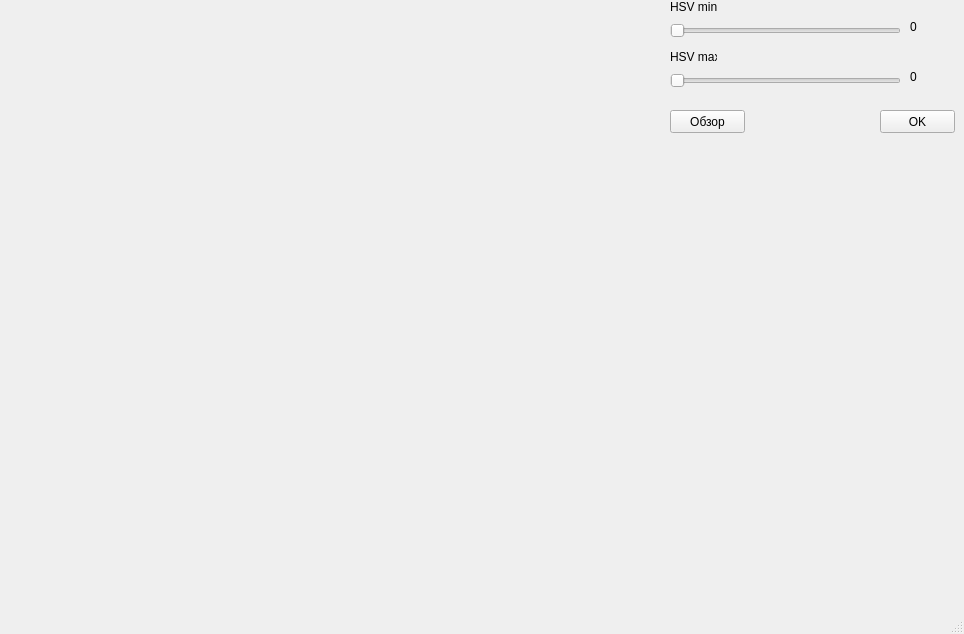
This is gui.ui in DrZugrik/Open-Spectrum as Qt 5 draws it before an edit. The edited form follows.
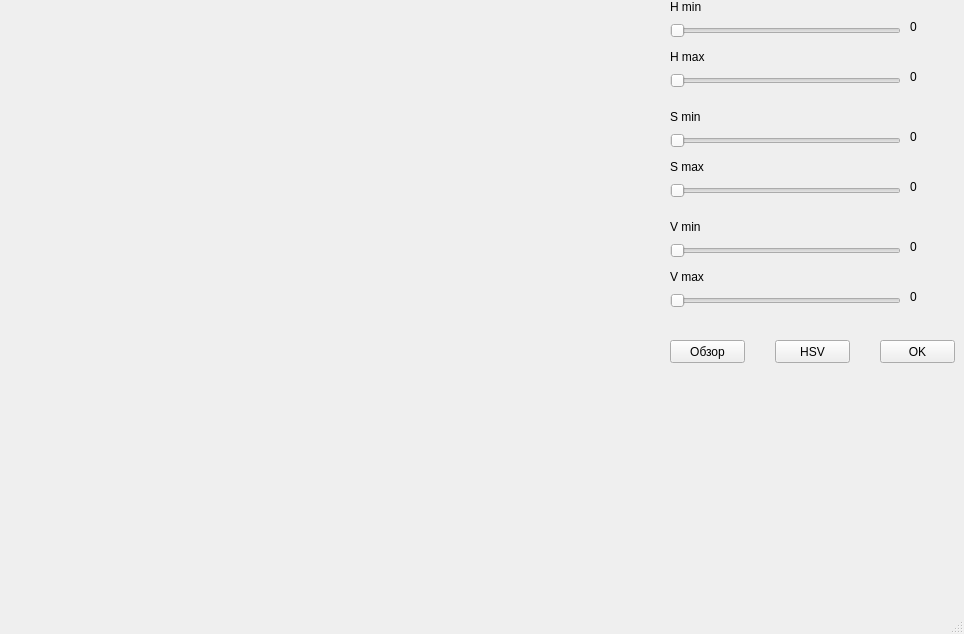
This is the edited form.

Commit message: Read values from sliders

The edit to the form file:
```diff
--- a/gui.ui
+++ b/gui.ui
@@ -27,7 +27,7 @@
     <property name="geometry">
      <rect>
       <x>670</x>
-      <y>110</y>
+      <y>340</y>
       <width>75</width>
       <height>23</height>
      </rect>
@@ -85,7 +85,7 @@
     <property name="geometry">
      <rect>
       <x>880</x>
-      <y>110</y>
+      <y>340</y>
       <width>75</width>
       <height>23</height>
      </rect>
@@ -149,7 +149,7 @@
      </rect>
     </property>
     <property name="text">
-     <string>HSV min</string>
+     <string>H min</string>
     </property>
    </widget>
    <widget class="QLabel" name="label_6">
@@ -162,7 +162,176 @@
      </rect>
     </property>
     <property name="text">
-     <string>HSV max</string>
+     <string>H max</string>
+    </property>
+   </widget>
+   <widget class="QSlider" name="horizontalSlider_3">
+    <property name="geometry">
+     <rect>
+      <x>670</x>
+      <y>130</y>
+      <width>231</width>
+      <height>22</height>
+     </rect>
+    </property>
+    <property name="orientation">
+     <enum>Qt::Horizontal</enum>
+    </property>
+   </widget>
+   <widget class="QLabel" name="label_7">
+    <property name="geometry">
+     <rect>
+      <x>670</x>
+      <y>160</y>
+      <width>47</width>
+      <height>13</height>
+     </rect>
+    </property>
+    <property name="text">
+     <string>S max</string>
+    </property>
+   </widget>
+   <widget class="QLabel" name="label_8">
+    <property name="geometry">
+     <rect>
+      <x>910</x>
+      <y>180</y>
+      <width>47</width>
+      <height>13</height>
+     </rect>
+    </property>
+    <property name="text">
+     <string>0</string>
+    </property>
+   </widget>
+   <widget class="QLabel" name="label_9">
+    <property name="geometry">
+     <rect>
+      <x>670</x>
+      <y>110</y>
+      <width>47</width>
+      <height>13</height>
+     </rect>
+    </property>
+    <property name="text">
+     <string>S min</string>
+    </property>
+   </widget>
+   <widget class="QSlider" name="horizontalSlider_4">
+    <property name="geometry">
+     <rect>
+      <x>670</x>
+      <y>180</y>
+      <width>231</width>
+      <height>22</height>
+     </rect>
+    </property>
+    <property name="orientation">
+     <enum>Qt::Horizontal</enum>
+    </property>
+   </widget>
+   <widget class="QLabel" name="label_10">
+    <property name="geometry">
+     <rect>
+      <x>910</x>
+      <y>130</y>
+      <width>47</width>
+      <height>13</height>
+     </rect>
+    </property>
+    <property name="text">
+     <string>0</string>
+    </property>
+   </widget>
+   <widget class="QSlider" name="horizontalSlider_6">
+    <property name="geometry">
+     <rect>
+      <x>670</x>
+      <y>290</y>
+      <width>231</width>
+      <height>22</height>
+     </rect>
+    </property>
+    <property name="orientation">
+     <enum>Qt::Horizontal</enum>
+    </property>
+   </widget>
+   <widget class="QLabel" name="label_11">
+    <property name="geometry">
+     <rect>
+      <x>910</x>
+      <y>240</y>
+      <width>47</width>
+      <height>13</height>
+     </rect>
+    </property>
+    <property name="text">
+     <string>0</string>
+    </property>
+   </widget>
+   <widget class="QSlider" name="horizontalSlider_5">
+    <property name="geometry">
+     <rect>
+      <x>670</x>
+      <y>240</y>
+      <width>231</width>
+      <height>22</height>
+     </rect>
+    </property>
+    <property name="orientation">
+     <enum>Qt::Horizontal</enum>
+    </property>
+   </widget>
+   <widget class="QLabel" name="label_12">
+    <property name="geometry">
+     <rect>
+      <x>670</x>
+      <y>270</y>
+      <width>47</width>
+      <height>13</height>
+     </rect>
+    </property>
+    <property name="text">
+     <string>V max</string>
+    </property>
+   </widget>
+   <widget class="QLabel" name="label_13">
+    <property name="geometry">
+     <rect>
+      <x>670</x>
+      <y>220</y>
+      <width>47</width>
+      <height>13</height>
+     </rect>
+    </property>
+    <property name="text">
+     <string>V min</string>
+    </property>
+   </widget>
+   <widget class="QLabel" name="label_14">
+    <property name="geometry">
+     <rect>
+      <x>910</x>
+      <y>290</y>
+      <width>47</width>
+      <height>13</height>
+     </rect>
+    </property>
+    <property name="text">
+     <string>0</string>
+    </property>
+   </widget>
+   <widget class="QPushButton" name="pushButton_3">
+    <property name="geometry">
+     <rect>
+      <x>775</x>
+      <y>340</y>
+      <width>75</width>
+      <height>23</height>
+     </rect>
+    </property>
+    <property name="text">
+     <string>HSV</string>
     </property>
    </widget>
   </widget>
```
The commit also changes 3 other files.
